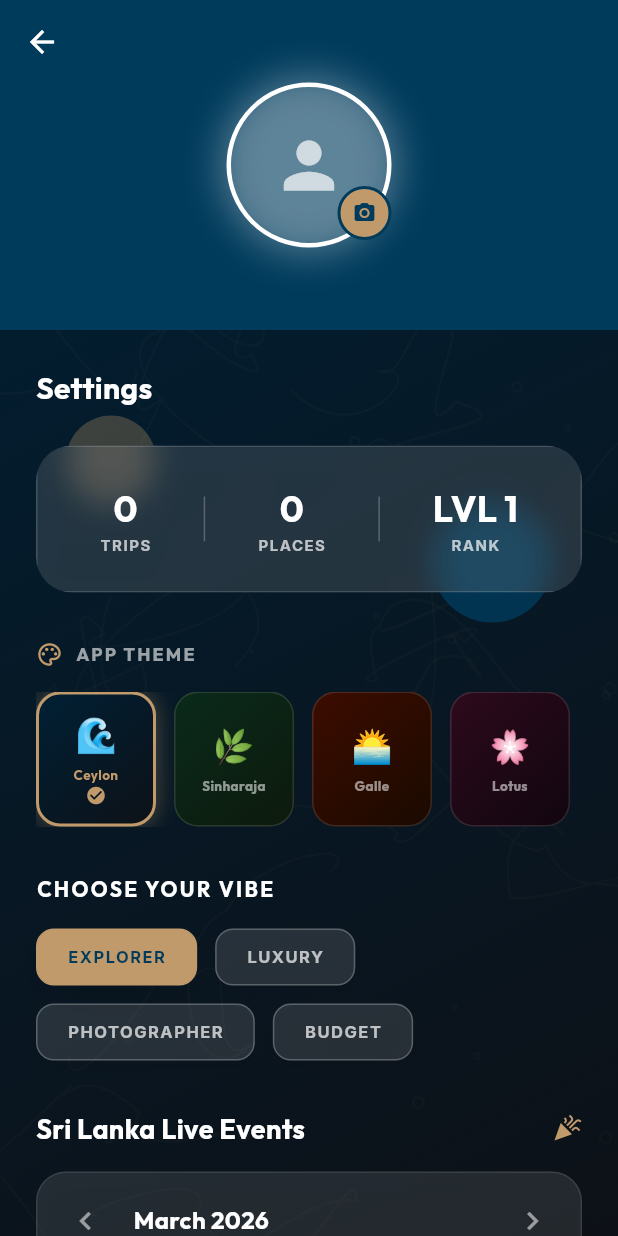
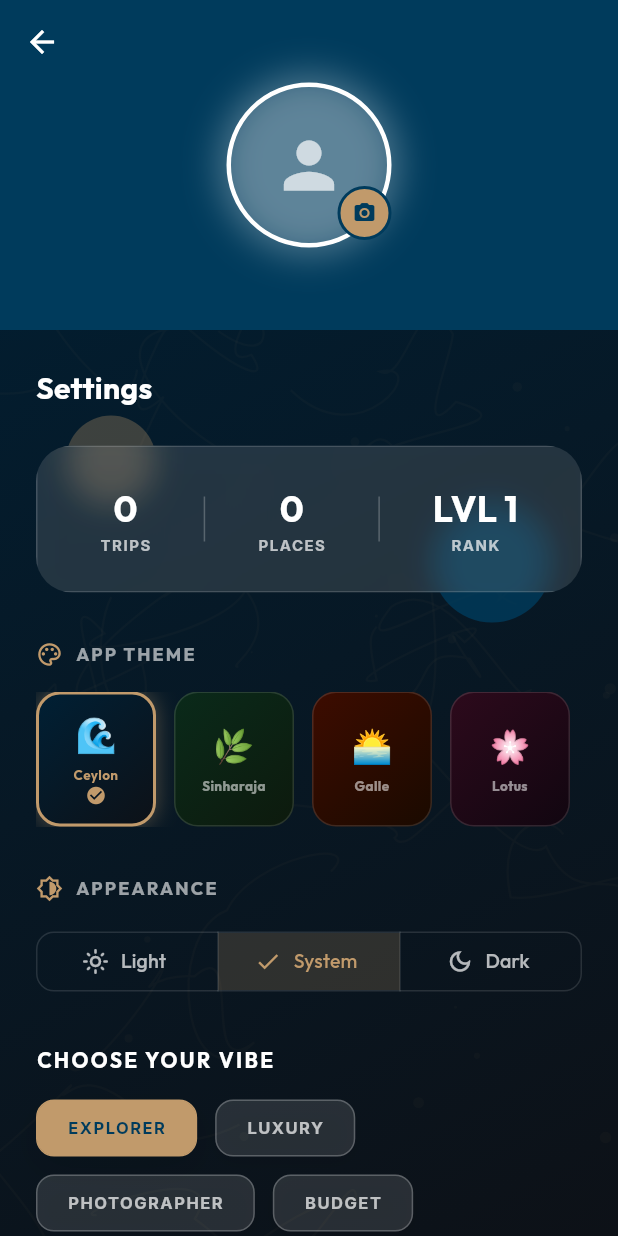
Before and after one commit to pathiranasehas676-creator/hidden_gems_sl, a Flutter app: the ProfileScreen screen opened directly, on a phone screen of 412 x 824 dp. Run offline on Flutter 3.47's test engine with Material 3 defaults, Android fonts, the phone set to English and light mode, and no system bars; drawn by our look-alikes of screenshot, table_calendar; our stand-ins replace camera, cloud_firestore, firebase_analytics, firebase_auth, firebase_core, firebase_messaging and 19 more; missing offline and left inert: encrypt, safe_device, universal_html; accounts and stored records are empty.

Commit message:
feat: Add Global Light/Dark toggle, comprehensive README, and massive animation optimizations for low-end devices

```diff
--- /dev/null
+++ b/lib/core/theme/app_mode_provider.dart
@@ -0,0 +1,49 @@
+import 'package:flutter/material.dart';
+import '../../data/datasources/user_preference_service.dart';
+
+class AppModeProvider extends ChangeNotifier {
+  ThemeMode _currentMode = ThemeMode.system;
+
+  ThemeMode get currentMode => _currentMode;
+
+  AppModeProvider() {
+    _loadSaved();
+  }
+
+  void _loadSaved() {
+    final profile = UserPreferenceService.getProfile();
+    _currentMode = _parseMode(profile.themeMode);
+  }
+
+  ThemeMode _parseMode(String mode) {
+    switch (mode) {
+      case 'light':
+        return ThemeMode.light;
+      case 'dark':
+        return ThemeMode.dark;
+      case 'system':
+      default:
+        return ThemeMode.system;
+    }
+  }
+
+  String _modeToString(ThemeMode mode) {
+    switch (mode) {
+      case ThemeMode.light:
+        return 'light';
+      case ThemeMode.dark:
+        return 'dark';
+      case ThemeMode.system:
+        return 'system';
+    }
+  }
+
+  Future<void> setThemeMode(ThemeMode mode) async {
+    _currentMode = mode;
+    notifyListeners();
+
+    // Save to Hive
+    final stringMode = _modeToString(mode);
+    await UserPreferenceService.updateThemeMode(stringMode);
+  }
+}
--- a/lib/data/datasources/user_preference_service.dart
+++ b/lib/data/datasources/user_preference_service.dart
@@ -80,4 +80,10 @@ class UserPreferenceService {
     profile.vibeTheme = themeId;
     await saveProfile(profile);
   }
+
+  static Future<void> updateThemeMode(String mode) async {
+    final profile = getProfile();
+    profile.themeMode = mode;
+    await saveProfile(profile);
+  }
 }
--- a/lib/data/models/user_profile.dart
+++ b/lib/data/models/user_profile.dart
@@ -8,6 +8,7 @@ class UserProfile {
   String? profileImagePath;
   List<String> sosContacts;
   String vibeTheme; // "ceylon_blue" | "jungle_green" | "sunset_red" | "lotus_pink" | "midnight_gold"
+  String themeMode; // "system", "light", "dark"
   List<String> tripHistory; // past destinations for AI memory
 
   UserProfile({
@@ -20,6 +21,7 @@ class UserProfile {
     this.profileImagePath,
     List<String>? sosContacts,
     this.vibeTheme = 'ceylon_blue',
+    this.themeMode = 'system',
     List<String>? tripHistory,
   })  : sosContacts = sosContacts ?? [],
         tripHistory = tripHistory ?? [];
@@ -31,6 +33,7 @@ class UserProfile {
       visitedPlaces: [],
       vibe: 'explorer',
       vibeTheme: 'ceylon_blue',
+      themeMode: 'system',
     );
   }
 
@@ -44,6 +47,7 @@ class UserProfile {
         'profileImagePath': profileImagePath,
         'sosContacts': sosContacts,
         'vibeTheme': vibeTheme,
+        'themeMode': themeMode,
         'tripHistory': tripHistory,
       };
 
@@ -57,6 +61,7 @@ class UserProfile {
         profileImagePath: json['profileImagePath'],
         sosContacts: List<String>.from(json['sosContacts'] ?? []),
         vibeTheme: json['vibeTheme'] ?? 'ceylon_blue',
+        themeMode: json['themeMode'] ?? 'system',
         tripHistory: List<String>.from(json['tripHistory'] ?? []),
       );
 }
--- a/lib/main.dart
+++ b/lib/main.dart
@@ -28,6 +28,7 @@ import 'presentation/widgets/graceful_error_widget.dart';
 import 'firebase_options.dart';
 import 'core/config/remote_config_service.dart';
 import 'core/theme/vibe_theme_provider.dart';
+import 'core/theme/app_mode_provider.dart';
 import 'package:screenshot/screenshot.dart';
 import 'core/utils/screenshot_service.dart';
 
@@ -76,6 +77,7 @@ void main() async {
         ChangeNotifierProvider(create: (_) => PremiumService()..init()),
         ChangeNotifierProvider(create: (_) => LocaleProvider()),
         ChangeNotifierProvider(create: (_) => VibeThemeProvider()),
+        ChangeNotifierProvider(create: (_) => AppModeProvider()),
       ],
       child: TripMeApp(initFuture: initFuture),
     ),
@@ -195,6 +197,7 @@ class TripMeApp extends StatelessWidget {
     return MaterialApp(
       title: 'TripMe.ai',
       debugShowCheckedModeBanner: false,
+      themeMode: context.watch<AppModeProvider>().currentMode,
       theme: AppTheme.lightTheme,
       darkTheme: AppTheme.darkTheme,
       localizationsDelegates: const [
--- a/lib/presentation/screens/profile_screen.dart
+++ b/lib/presentation/screens/profile_screen.dart
@@ -16,6 +16,7 @@ import '../../data/datasources/live_events_service.dart';
 import 'emergency_kit_screen.dart';
 import '../../data/models/user_profile.dart';
 import '../../core/theme/vibe_theme_provider.dart';
+import '../../core/theme/app_mode_provider.dart';
 
 
 class ProfileScreen extends StatefulWidget {
@@ -189,6 +190,8 @@ class _ProfileScreenState extends State<ProfileScreen> {
                     _buildStatsRow(),
                     const SizedBox(height: 32),
                     _buildThemePicker(),
+                    const SizedBox(height: 32),
+                    _buildThemeModeToggle(),
                     const SizedBox(height: 32),
                     _buildVibeSelector(),
                     const SizedBox(height: 32),
@@ -620,6 +623,62 @@ class _ProfileScreenState extends State<ProfileScreen> {
     );
   }
 
+  // ── Dark/Light Mode Toggle ────────────────────────────────────────────────
+  Widget _buildThemeModeToggle() {
+    final modeProvider = context.watch<AppModeProvider>();
+    return Column(
+      crossAxisAlignment: CrossAxisAlignment.start,
+      children: [
+        Row(
+          children: [
+            const Icon(Icons.brightness_medium_outlined, color: AppTheme.sigiriyaOchre, size: 18),
+            const SizedBox(width: 8),
+            Text(
+              'APPEARANCE',
+              style: AppTheme.labelStyle,
+            ),
+          ],
+        ),
+        const SizedBox(height: 16),
+        SizedBox(
+          width: double.infinity,
+          child: SegmentedButton<ThemeMode>(
+            segments: const [
+              ButtonSegment(
+                value: ThemeMode.light,
+                label: Text('Light', style: TextStyle(fontSize: 13)),
+                icon: Icon(Icons.light_mode_outlined, size: 18),
+              ),
+              ButtonSegment(
+                value: ThemeMode.system,
+                label: Text('System', style: TextStyle(fontSize: 13)),
+                icon: Icon(Icons.settings_suggest_outlined, size: 18),
+              ),
+              ButtonSegment(
+                value: ThemeMode.dark,
+                label: Text('Dark', style: TextStyle(fontSize: 13)),
+                icon: Icon(Icons.dark_mode_outlined, size: 18),
+              ),
+            ],
+            selected: {modeProvider.currentMode},
+            onSelectionChanged: (Set<ThemeMode> newSelection) {
+              HapticFeedback.lightImpact();
+              modeProvider.setThemeMode(newSelection.first);
+            },
+            style: SegmentedButton.styleFrom(
+              backgroundColor: Colors.transparent,
+              selectedBackgroundColor: AppTheme.accentOchre.withValues(alpha: 0.2),
+              selectedForegroundColor: AppTheme.accentOchre,
+              foregroundColor: Colors.white70,
+              side: const BorderSide(color: Colors.white12),
+              shape: RoundedRectangleBorder(borderRadius: BorderRadius.circular(12)),
+            ),
+          ),
+        ),
+      ],
+    );
+  }
+
   Widget _buildSettingsSection(AppLocalizations l10n) {
     return Column(
       children: [
--- a/lib/presentation/widgets/batik_background.dart
+++ b/lib/presentation/widgets/batik_background.dart
@@ -19,9 +19,11 @@ class BatikBackground extends StatelessWidget {
       child: Stack(
         children: [
           Positioned.fill(
-            child: CustomPaint(
-              painter: BatikPainter(
-                color: vibeTheme.accent.withValues(alpha: opacity),
+            child: RepaintBoundary(
+              child: CustomPaint(
+                painter: BatikPainter(
+                  color: vibeTheme.accent.withValues(alpha: opacity),
+                ),
               ),
             ),
           ),
@@ -34,16 +36,45 @@ class BatikBackground extends StatelessWidget {
 
 class BatikPainter extends CustomPainter {
   final Color color;
+
+  // Static cache so paths aren't rebuilt over and over
+  static final List<Path> _cachedPaths = [];
+  static final List<_Dot> _cachedDots = [];
+  static Size? _cachedSize;
+
   BatikPainter({required this.color});
+
 
   @override
   void paint(Canvas canvas, Size size) {
+    // Only generate paths if size changed or first run
+    if (_cachedSize != size) {
+      _generatePaths(size);
+      _cachedSize = size;
+    }
+
     final paint = Paint()
       ..color = color
       ..style = PaintingStyle.stroke
       ..strokeWidth = 1.5;
 
-    final random = math.Random(42); // Seeded for consistency
+    for (final path in _cachedPaths) {
+      canvas.drawPath(path, paint);
+    }
+
+    final dotPaint = Paint()
+      ..color = color
+      ..style = PaintingStyle.fill;
+
+    for (final dot in _cachedDots) {
+      canvas.drawCircle(dot.center, dot.radius, dotPaint);
+    }
+  }
+
+  void _generatePaths(Size size) {
+    _cachedPaths.clear();
+    _cachedDots.clear();
+    final random = math.Random(42);
 
     for (var i = 0; i < 15; i++) {
       final path = Path();
@@ -62,18 +93,23 @@ class BatikPainter extends CustomPainter {
         x = nextX;
         y = nextY;
       }
-      canvas.drawPath(path, paint);
+      _cachedPaths.add(path);
     }
 
     for (var i = 0; i < 30; i++) {
-      canvas.drawCircle(
+      _cachedDots.add(_Dot(
         Offset(random.nextDouble() * size.width, random.nextDouble() * size.height),
         random.nextDouble() * 4,
-        paint,
-      );
+      ));
     }
   }
 
   @override
   bool shouldRepaint(covariant BatikPainter old) => old.color != color;
 }
+
+class _Dot {
+  final Offset center;
+  final double radius;
+  _Dot(this.center, this.radius);
+}
```
Also changed, not shown: lib/presentation/widgets/golden_tracer_indicator.dart (+43 -36 lines), 1 other file.
